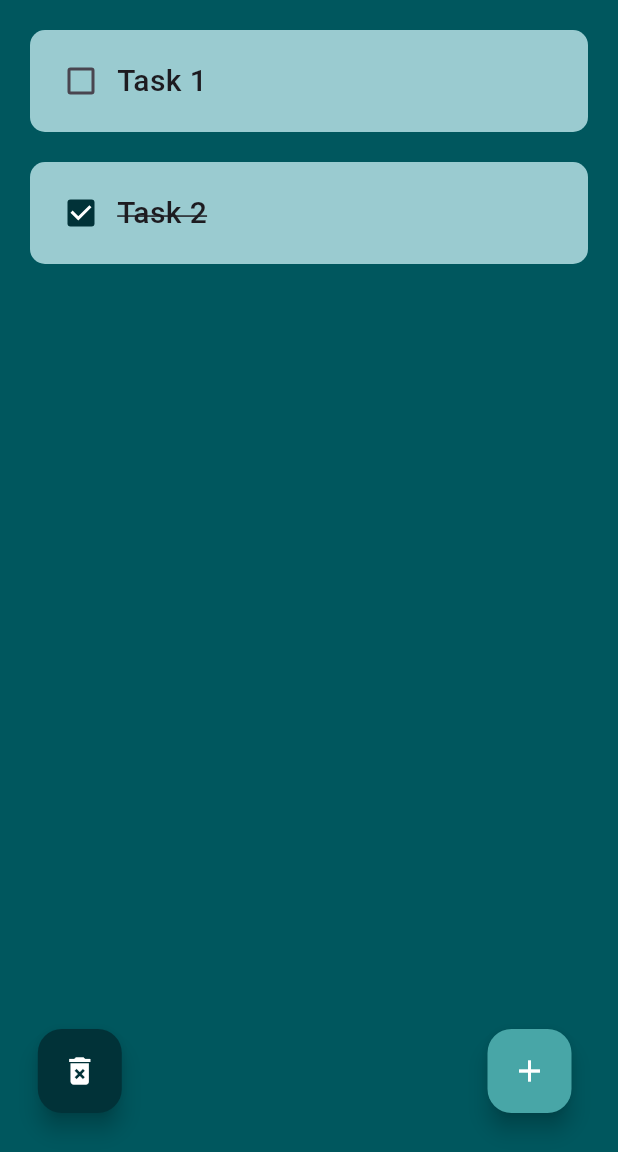
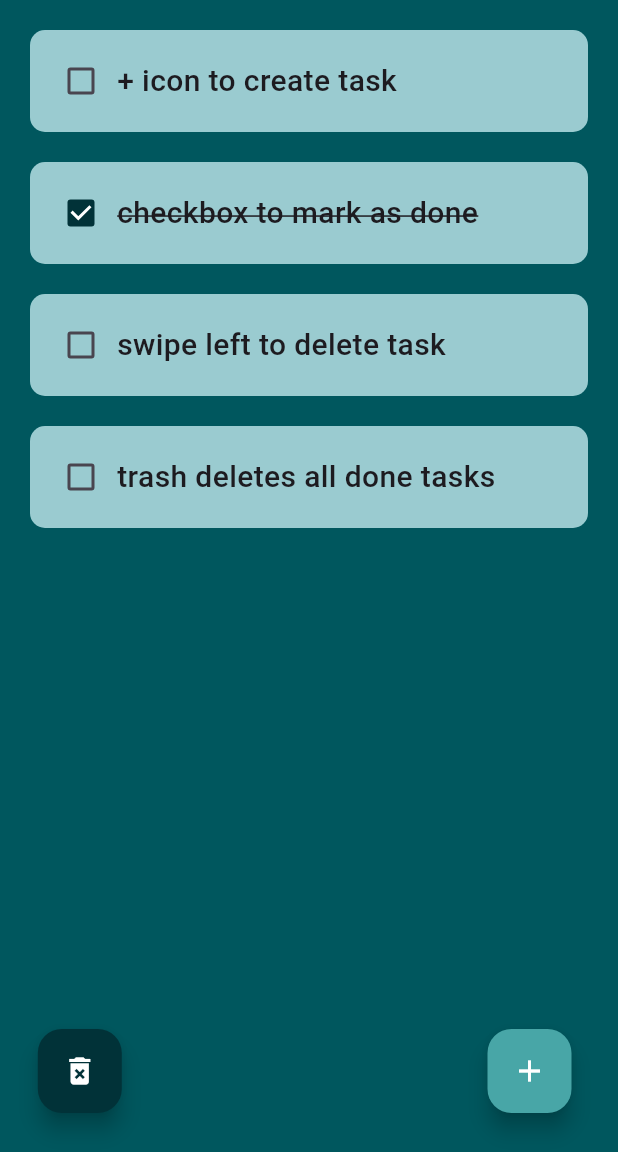
Before and after one commit to gabmartinbr/ToDo_app_hive_db, a Flutter app: the screen it shows after launch, on a phone screen of 412 x 824 dp, the part 84-1236 px from its top. Run offline on Flutter 3.47's test engine with Material 3 defaults, Android fonts, the light colour scheme and no system bars; drawn by our look-alikes of flutter_slidable; our stand-ins replace hive_flutter; accounts and stored records are empty.

Commit message:
hive ini, bottom task fixed

```diff
--- a/lib/pages/home_page.dart
+++ b/lib/pages/home_page.dart
@@ -1,4 +1,5 @@
 import 'package:flutter/material.dart';
+import 'package:hive_flutter/hive_flutter.dart';
 import 'package:to_do_app_hive_v1/components/dialog_box.dart';
 import 'package:to_do_app_hive_v1/components/todo_tile.dart';
 
@@ -10,14 +11,18 @@ class HomePage extends StatefulWidget {
 }
 
 class _HomePageState extends State<HomePage> {
+  // reff the hive box
+  final _myBox = Hive.openBox('mybox');
 
   // text controller
   final _controller = TextEditingController();
 
   // list of todo tasks
   List toDoList = [
-    ["Task 1", false],
-    ["Task 2", true],
+    ["+ icon to create task", false],
+    ["checkbox to mark as done", true],
+    ["swipe left to delete task", false],
+    ["trash deletes all done tasks", false],
   ];
 
   // checkbox on press
@@ -83,14 +88,19 @@ class _HomePageState extends State<HomePage> {
       ),
 
       body: ListView.builder(
-        itemCount: toDoList.length,
+        itemCount: toDoList.length + 1, // +1 para agregar un espacio al final
         itemBuilder: (context, index) {
+          if (index < toDoList.length) {
             return ToDoTile(
               taskName: toDoList[index][0],
               taskCompleted: toDoList[index][1],
               onChanged: (value) => checkBoxChanged(value, index),
               deleteFunction: (context) => deleteTask(index),
             );
+          } else {
+            // Espacio final
+            return const SizedBox(height: 100);
+          }
         },
       ),
 
```
Also changed, not shown: lib/db/db.dart (added, +8 -0 lines), lib/main.dart (+6 -1 lines), pubspec.yaml (+5 -6 lines), pubspec.lock, 126 other files. Lines whose indentation alone changed are shown as unchanged.
